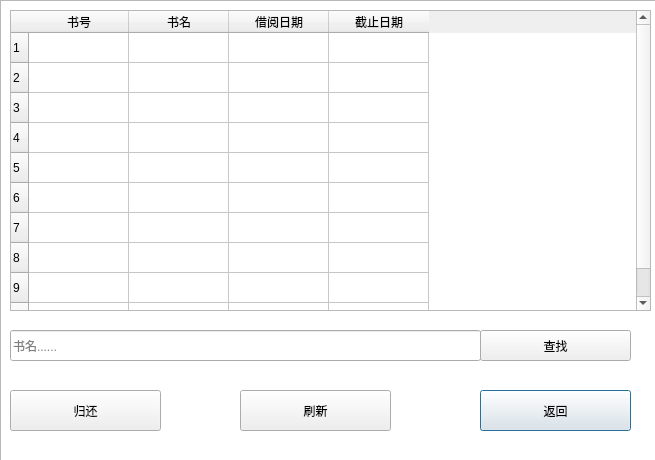
Qt form returnbook.ui (banlanzs/317LibrarySystem) before a commit.
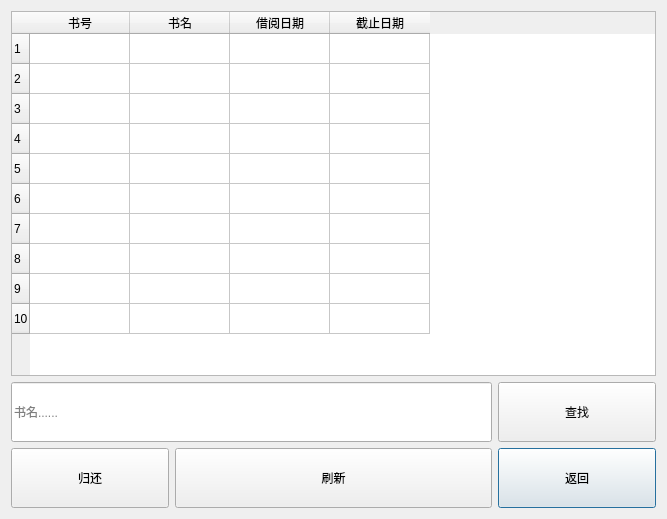
The same form after that commit. Icons and pictures are not drawn.

```diff
--- a/returnbook.ui
+++ b/returnbook.ui
@@ -6,47 +6,43 @@
    <rect>
     <x>0</x>
     <y>0</y>
-    <width>655</width>
-    <height>460</height>
+    <width>667</width>
+    <height>519</height>
    </rect>
   </property>
+  <property name="minimumSize">
+   <size>
+    <width>500</width>
+    <height>500</height>
+   </size>
+  </property>
   <property name="windowTitle">
    <string>Dialog</string>
   </property>
+  <property name="styleSheet">
+   <string notr="true">background-image: url(:/new/prefix1/225ef3557e31ea0.jpg);</string>
+  </property>
+  <layout class="QGridLayout" name="gridLayout">
+   <item row="2" column="3">
   <widget class="QPushButton" name="backButton_2">
-   <property name="geometry">
-    <rect>
-     <x>480</x>
-     <y>390</y>
-     <width>151</width>
-     <height>41</height>
-    </rect>
+     <property name="minimumSize">
+      <size>
+       <width>100</width>
+       <height>60</height>
+      </size>
    </property>
    <property name="text">
     <string>返回</string>
    </property>
   </widget>
-  <widget class="QPushButton" name="searchButton">
-   <property name="geometry">
-    <rect>
-     <x>480</x>
-     <y>330</y>
-     <width>151</width>
-     <height>31</height>
-    </rect>
-   </property>
-   <property name="text">
-    <string>查找</string>
-   </property>
-  </widget>
+   </item>
+   <item row="0" column="0" colspan="4">
   <widget class="QTableWidget" name="tableWidget">
-   <property name="geometry">
-    <rect>
-     <x>10</x>
-     <y>10</y>
-     <width>641</width>
-     <height>301</height>
-    </rect>
+     <property name="minimumSize">
+      <size>
+       <width>490</width>
+       <height>300</height>
+      </size>
    </property>
    <row>
     <property name="text">
@@ -119,71 +115,60 @@
     </property>
    </column>
   </widget>
-  <widget class="QPushButton" name="returnButton">
-   <property name="geometry">
-    <rect>
-     <x>10</x>
-     <y>390</y>
-     <width>151</width>
-     <height>41</height>
-    </rect>
-   </property>
-   <property name="text">
-    <string>归还</string>
-   </property>
-  </widget>
+   </item>
+   <item row="2" column="1" colspan="2">
   <widget class="QPushButton" name="refreshButton">
-   <property name="geometry">
-    <rect>
-     <x>240</x>
-     <y>390</y>
-     <width>151</width>
-     <height>41</height>
-    </rect>
+     <property name="minimumSize">
+      <size>
+       <width>100</width>
+       <height>60</height>
+      </size>
    </property>
    <property name="text">
     <string>刷新</string>
    </property>
   </widget>
+   </item>
+   <item row="2" column="0">
+    <widget class="QPushButton" name="returnButton">
+     <property name="minimumSize">
+      <size>
+       <width>100</width>
+       <height>60</height>
+      </size>
+     </property>
+     <property name="text">
+      <string>归还</string>
+     </property>
+    </widget>
+   </item>
+   <item row="1" column="0" colspan="3">
   <widget class="QLineEdit" name="bookname">
-   <property name="geometry">
-    <rect>
-     <x>10</x>
-     <y>330</y>
-     <width>471</width>
-     <height>31</height>
-    </rect>
+     <property name="minimumSize">
+      <size>
+       <width>420</width>
+       <height>60</height>
+      </size>
    </property>
    <property name="placeholderText">
     <string>书名......</string>
    </property>
   </widget>
-  <widget class="QGraphicsView" name="graphicsView">
-   <property name="geometry">
-    <rect>
-     <x>0</x>
-     <y>0</y>
-     <width>661</width>
-     <height>461</height>
-    </rect>
-   </property>
+   </item>
+   <item row="1" column="3">
+    <widget class="QPushButton" name="searchButton">
    <property name="minimumSize">
     <size>
-     <width>661</width>
-     <height>461</height>
-    </size>
-   </property>
-   <property name="styleSheet">
-    <string notr="true">background-image: url(:/new/prefix1/background.png);</string>
-   </property>
-  </widget>
-  <zorder>graphicsView</zorder>
-  <zorder>backButton_2</zorder>
-  <zorder>searchButton</zorder>
-  <zorder>tableWidget</zorder>
-  <zorder>returnButton</zorder>
-  <zorder>refreshButton</zorder>
-  <zorder>bookname</zorder>
+       <width>60</width>
+       <height>60</height>
+      </size>
+     </property>
+     <property name="text">
+      <string>查找</string>
+     </property>
+    </widget>
+   </item>
+  </layout>
  </widget>
  <resources/>
  <connections/>
```
Lines whose indentation alone changed are shown as unchanged.
